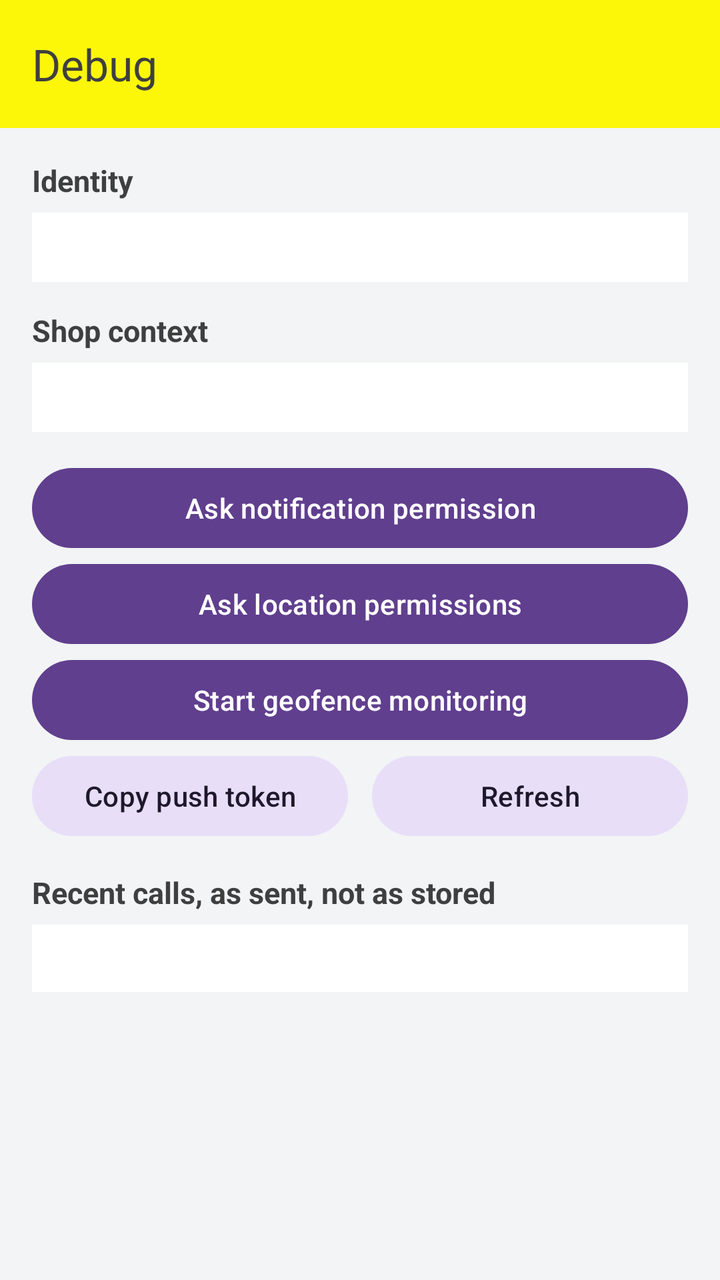
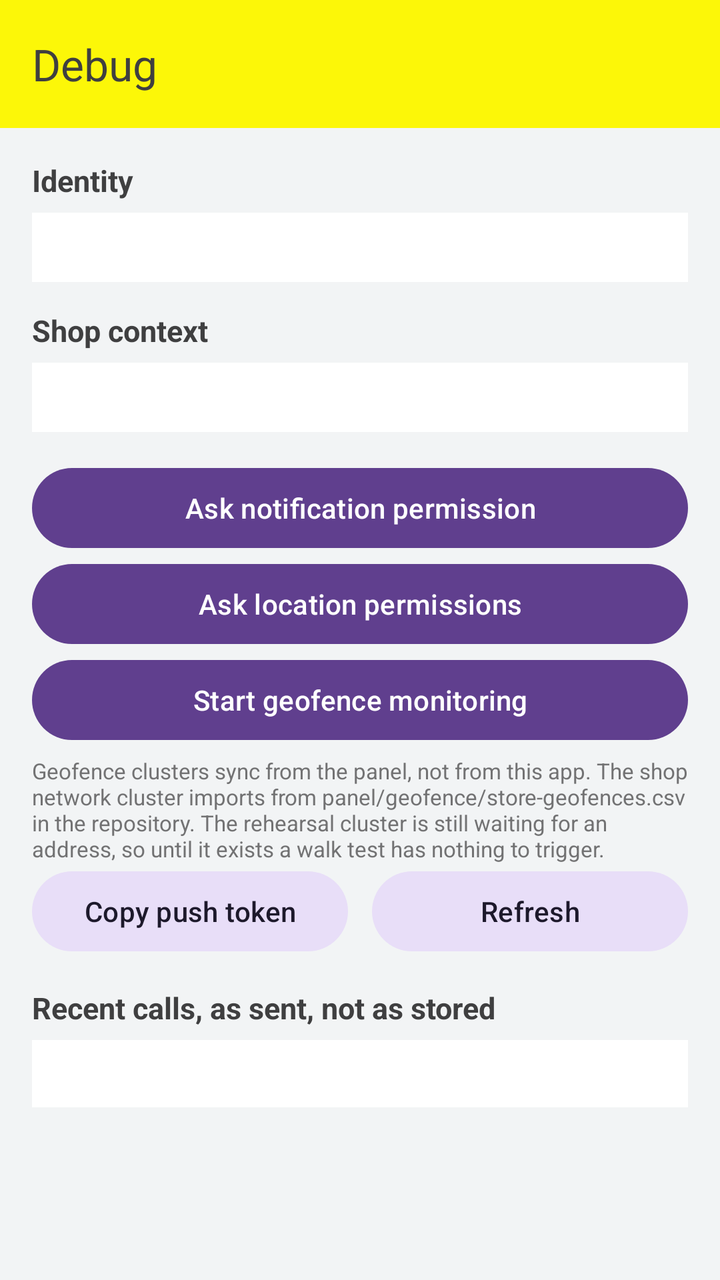

An Android layout rendered at two revisions. The XML below is the earlier revision; the diff shows what the commit changed to produce the second picture.
<!-- AndroidManifest.xml: application theme Theme.DengageDemo -->
<!-- res/layout/activity_debug.xml -->
<?xml version="1.0" encoding="utf-8"?>
<LinearLayout xmlns:android="http://schemas.android.com/apk/res/android"
    xmlns:app="http://schemas.android.com/apk/res-auto"
    android:layout_width="match_parent"
    android:layout_height="match_parent"
    android:orientation="vertical"
    android:background="@color/page">

    <com.google.android.material.appbar.MaterialToolbar
        android:id="@+id/toolbar"
        android:layout_width="match_parent"
        android:layout_height="?attr/actionBarSize"
        android:background="@color/header"
        app:title="@string/action_debug"
        app:titleTextColor="@color/on_header" />

    <ScrollView
        android:layout_width="match_parent"
        android:layout_height="match_parent">

        <LinearLayout
            android:layout_width="match_parent"
            android:layout_height="wrap_content"
            android:orientation="vertical"
            android:padding="16dp">

            <TextView
                android:layout_width="match_parent"
                android:layout_height="wrap_content"
                android:text="@string/debug_identity_heading"
                android:textColor="@color/ink"
                android:textSize="15sp"
                android:textStyle="bold" />

            <TextView
                android:id="@+id/debug_identity"
                android:layout_width="match_parent"
                android:layout_height="wrap_content"
                android:layout_marginTop="6dp"
                android:background="@color/surface"
                android:fontFamily="monospace"
                android:padding="10dp"
                android:textColor="@color/ink"
                android:textIsSelectable="true"
                android:textSize="11sp" />

            <TextView
                android:layout_width="match_parent"
                android:layout_height="wrap_content"
                android:layout_marginTop="14dp"
                android:text="@string/debug_context_heading"
                android:textColor="@color/ink"
                android:textSize="15sp"
                android:textStyle="bold" />

            <TextView
                android:id="@+id/debug_context"
                android:layout_width="match_parent"
                android:layout_height="wrap_content"
                android:layout_marginTop="6dp"
                android:background="@color/surface"
                android:fontFamily="monospace"
                android:padding="10dp"
                android:textColor="@color/ink"
                android:textIsSelectable="true"
                android:textSize="11sp" />

            <com.google.android.material.button.MaterialButton
                android:id="@+id/debug_notification_permission"
                android:layout_width="match_parent"
                android:layout_height="wrap_content"
                android:layout_marginTop="14dp"
                android:text="@string/debug_notification_permission" />

            <com.google.android.material.button.MaterialButton
                android:id="@+id/debug_location_permission"
                android:layout_width="match_parent"
                android:layout_height="wrap_content"
                android:text="@string/debug_location_permission" />

            <com.google.android.material.button.MaterialButton
                android:id="@+id/debug_start_geofence"
                android:layout_width="match_parent"
                android:layout_height="wrap_content"
                android:text="@string/debug_start_geofence" />

            <LinearLayout
                android:layout_width="match_parent"
                android:layout_height="wrap_content"
                android:orientation="horizontal">

                <com.google.android.material.button.MaterialButton
                    android:id="@+id/debug_copy_token"
                    style="@style/Widget.Material3.Button.TonalButton"
                    android:layout_width="0dp"
                    android:layout_height="wrap_content"
                    android:layout_weight="1"
                    android:layout_marginEnd="6dp"
                    android:text="@string/debug_copy_token" />

                <com.google.android.material.button.MaterialButton
                    android:id="@+id/debug_refresh"
                    style="@style/Widget.Material3.Button.TonalButton"
                    android:layout_width="0dp"
                    android:layout_height="wrap_content"
                    android:layout_weight="1"
                    android:layout_marginStart="6dp"
                    android:text="@string/debug_refresh" />
            </LinearLayout>

            <TextView
                android:layout_width="match_parent"
                android:layout_height="wrap_content"
                android:layout_marginTop="14dp"
                android:text="@string/debug_calls_heading"
                android:textColor="@color/ink"
                android:textSize="15sp"
                android:textStyle="bold" />

            <TextView
                android:id="@+id/debug_calls"
                android:layout_width="match_parent"
                android:layout_height="wrap_content"
                android:layout_marginTop="6dp"
                android:background="@color/surface"
                android:fontFamily="monospace"
                android:padding="10dp"
                android:textColor="@color/ink"
                android:textIsSelectable="true"
                android:textSize="10sp" />
        </LinearLayout>
    </ScrollView>
</LinearLayout>
<!-- resources referenced by this layout -->
<resources>
  <color name="header">#FCF708</color>
  <color name="ink">#3F3F40</color>
  <color name="on_header">#3F3F40</color>
  <color name="page">#F2F4F5</color>
  <color name="surface">#FFFFFF</color>
  <string name="action_debug">Debug</string>
  <string name="debug_calls_heading">Recent calls, as sent, not as stored</string>
  <string name="debug_context_heading">Shop context</string>
  <string name="debug_copy_token">Copy push token</string>
  <string name="debug_identity_heading">Identity</string>
  <string name="debug_location_permission">Ask location permissions</string>
  <string name="debug_notification_permission">Ask notification permission</string>
  <string name="debug_refresh">Refresh</string>
  <string name="debug_start_geofence">Start geofence monitoring</string>
  <style name="Theme.DengageDemo" parent="Theme.Material3.Light.NoActionBar">
          <item name="colorPrimary">@color/cta</item>
          <item name="colorOnPrimary">@color/on_cta</item>
          <item name="colorSecondary">@color/accent</item>
          <item name="android:statusBarColor">@color/header</item>
          <item name="android:windowLightStatusBar">true</item>
          <item name="android:windowBackground">@color/page</item>
      </style>
  <color name="cta">#603F8E</color>
  <color name="on_cta">#FFFFFF</color>
  <color name="accent">#FFB100</color>
</resources>

<!-- the commit's change to res/layout/activity_debug.xml (unified diff, before → after) -->
@@ -84,6 +84,14 @@
                 android:layout_height="wrap_content"
                 android:text="@string/debug_start_geofence" />
 
+            <TextView
+                android:layout_width="match_parent"
+                android:layout_height="wrap_content"
+                android:layout_marginTop="4dp"
+                android:text="@string/debug_geofence_note"
+                android:textColor="@color/muted"
+                android:textSize="11sp" />
+
             <LinearLayout
                 android:layout_width="match_parent"
                 android:layout_height="wrap_content"
<!-- resource entries referenced after the edit -->
@@ -2,6 +2,7 @@
 <resources>
   <color name="header">#FCF708</color>
   <color name="ink">#3F3F40</color>
+  <color name="muted">#727273</color>
   <color name="on_header">#3F3F40</color>
   <color name="page">#F2F4F5</color>
   <color name="surface">#FFFFFF</color>
@@ -9,6 +10,7 @@
   <string name="debug_calls_heading">Recent calls, as sent, not as stored</string>
   <string name="debug_context_heading">Shop context</string>
   <string name="debug_copy_token">Copy push token</string>
+  <string name="debug_geofence_note">Geofence clusters sync from the panel, not from this app. The shop network cluster imports from panel/geofence/store-geofences.csv in the repository. The rehearsal cluster is still waiting for an address, so until it exists a walk test has nothing to trigger.</string>
   <string name="debug_identity_heading">Identity</string>
   <string name="debug_location_permission">Ask location permissions</string>
   <string name="debug_notification_permission">Ask notification permission</string>
